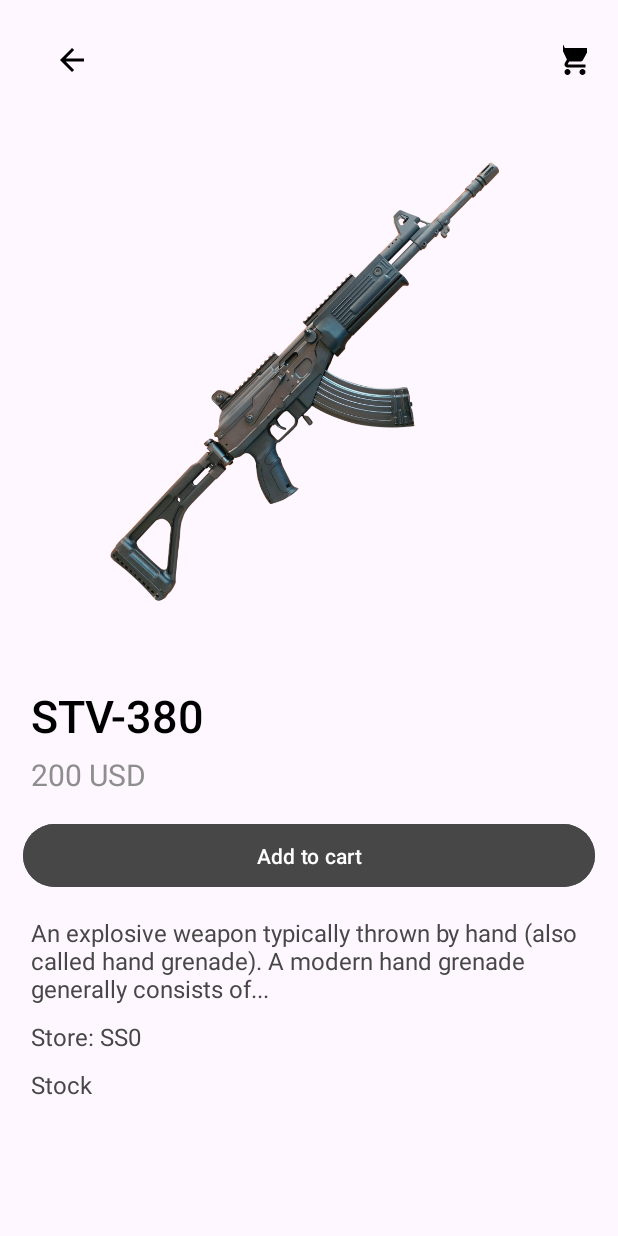
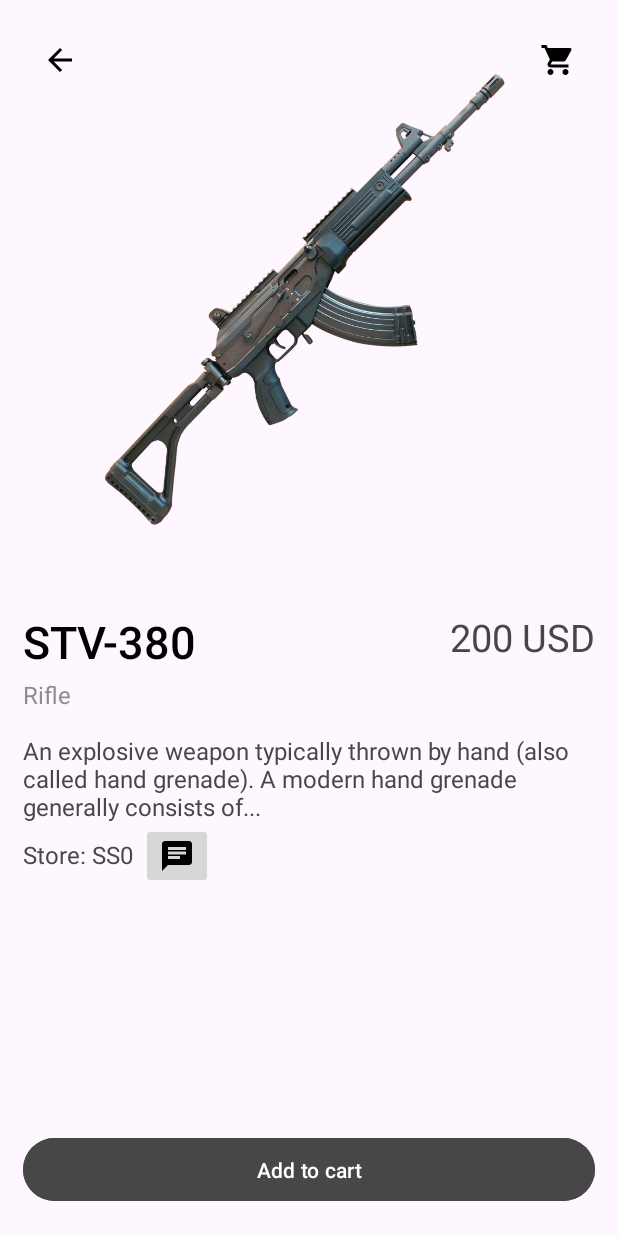
Before and after one commit to Henrily041103/prm_proj_su24, an Android app: the DetailActivity screen opened directly, with no data from a screen before it, on a phone screen of 412 x 824 dp. Run offline under Robolectric (Android 15) with nearby library versions, the phone set to English and light mode, and no system bars; our stand-ins replace Firebase (no records; nobody signed in at launch, a user with empty details on screens opened directly); pictures from the network do not load; 7 statements that could not run were skipped.

Commit message:
minor updates

```diff
--- a/app/src/main/java/com/jingyuan/capstone/Adapter/ChatMessageAdapter.java
+++ b/app/src/main/java/com/jingyuan/capstone/Adapter/ChatMessageAdapter.java
@@ -33,7 +33,6 @@ public class ChatMessageAdapter extends FirestoreRecyclerAdapter<ChatMessageFDTO
         return new ChatMessageAdapter.MyViewHolder(view);
     }
 
-
     @Override
     protected void onBindViewHolder(@NonNull MyViewHolder holder, int position, @NonNull ChatMessageFDTO messageDTO) {
         String message = messageDTO.getMessage();
--- a/app/src/main/java/com/jingyuan/capstone/Controller/ChatActivity.java
+++ b/app/src/main/java/com/jingyuan/capstone/Controller/ChatActivity.java
@@ -1,22 +1,18 @@
 package com.jingyuan.capstone.Controller;
 
 
+import android.content.Intent;
 import android.os.Bundle;
 import android.widget.EditText;
 import android.widget.ImageButton;
 
-import androidx.annotation.NonNull;
 import androidx.appcompat.app.AppCompatActivity;
 import androidx.recyclerview.widget.LinearLayoutManager;
 import androidx.recyclerview.widget.RecyclerView;
 
-import com.firebase.ui.firestore.FirestoreRecyclerAdapter;
 import com.firebase.ui.firestore.FirestoreRecyclerOptions;
-import com.google.android.gms.tasks.OnCompleteListener;
-import com.google.android.gms.tasks.Task;
 import com.google.firebase.Timestamp;
 import com.google.firebase.auth.FirebaseAuth;
-import com.google.firebase.firestore.CollectionReference;
 import com.google.firebase.firestore.DocumentSnapshot;
 import com.google.firebase.firestore.FirebaseFirestore;
 import com.google.firebase.firestore.Query;
@@ -28,14 +24,13 @@ import com.jingyuan.capstone.Utility.FirestoreUtilities;
 
 public class ChatActivity extends AppCompatActivity {
     ImageButton backBtn, sendBtn;
-    String shopDoc;
     RecyclerView chatSection;
     EditText messageInput;
     FirebaseFirestore firestore = FirebaseFirestore.getInstance();
     FirebaseAuth mAuth = FirebaseAuth.getInstance();
     FirestoreUtilities utilities = new FirestoreUtilities();
     ChatRoomFDTO chatroom = new ChatRoomFDTO();
-    String chatroomDoc;
+    String shopDoc, chatroomDoc, uid;
     ChatMessageAdapter adapter;
 
     @Override
@@ -54,9 +49,10 @@ public class ChatActivity extends AppCompatActivity {
             String message = messageInput.getText().toString().trim();
             sendMessage(message);
         });
-//        Intent i = getIntent();
-//        shopDoc = i.getStringExtra("shopDoc");
-        chatroomDoc = "shopDoc" + "a";
+        uid = mAuth.getUid();
+        Intent i = getIntent();
+        shopDoc = i.getStringExtra("shopDoc");
+        chatroomDoc = shopDoc + uid;
         setUpChatroom();
     }
 
@@ -69,9 +65,9 @@ public class ChatActivity extends AppCompatActivity {
                     chatroom = snap.toObject(ChatRoomFDTO.class);
                     chatroomDoc = snap.getId();
                 } else {
-                    chatroomDoc = "shopDoc" + "a";
-                    chatroom.setUserDoc("a");
-                    chatroom.setShopDoc("shopDoc");
+                    chatroomDoc = shopDoc + uid;
+                    chatroom.setUserDoc(uid);
+                    chatroom.setShopDoc(shopDoc);
                     chatroom.setTimeCreated(Timestamp.now());
                     utilities.getChatRoomRef(chatroomDoc).set(chatroom);
                 }
@@ -98,7 +94,7 @@ public class ChatActivity extends AppCompatActivity {
     }
 
     public void sendMessage(String message) {
-        ChatMessageFDTO messageFDTO = new ChatMessageFDTO("a", message, Timestamp.now());
+        ChatMessageFDTO messageFDTO = new ChatMessageFDTO(uid, message, Timestamp.now());
         firestore.collection("Chatroom").document(chatroomDoc).collection("Chat")
                 .add(messageFDTO).addOnCompleteListener(task -> {
                     messageInput.setText("");
--- a/app/src/main/java/com/jingyuan/capstone/Controller/DetailActivity.java
+++ b/app/src/main/java/com/jingyuan/capstone/Controller/DetailActivity.java
@@ -40,11 +40,12 @@ public class DetailActivity extends AppCompatActivity {
     FirebaseFirestore db = FirebaseFirestore.getInstance();
     SharedPreferences sf;
     ProductFDTO productFDTO;
-    TextView label, price, des, stock, store, cart_notice;
+    TextView label, price, des, store, cart_notice;
     ImageView thumbnail;
-    ImageButton backBtn, cartBtn;
+    ImageButton backBtn, cartBtn, contactBtn;
     Button addToCartBtn;
     String docData, phoneNumber;
+    StoreFDTO storeFDTO;
 
     @Override
     protected void onCreate(Bundle savedInstanceState) {
@@ -56,11 +57,11 @@ public class DetailActivity extends AppCompatActivity {
         label = findViewById(R.id.label);
         price = findViewById(R.id.price);
         des = findViewById(R.id.des);
-        stock = findViewById(R.id.stock);
         store = findViewById(R.id.store);
         backBtn = findViewById(R.id.back);
         thumbnail = findViewById(R.id.thumbnail);
         addToCartBtn = findViewById(R.id.add_to_cart_btn);
+        contactBtn = findViewById(R.id.contact_btn);
         cartBtn = findViewById(R.id.cart);
         cart_notice = findViewById(R.id.cart_notice);
         Intent i = getIntent();
@@ -81,10 +82,9 @@ public class DetailActivity extends AppCompatActivity {
                     assert productFDTO != null;
                     label.setText(productFDTO.getName());
                     price.setText(productFDTO.getPrice() + " USD");
-                    stock.setText("Stock available: " + productFDTO.getStock());
                     des.setText(productFDTO.getDescription());
                     Glide.with(DetailActivity.this).load(productFDTO.getThumbnail()).into(thumbnail);
-                    StoreFDTO storeFDTO = productFDTO.getStore();
+                    storeFDTO = productFDTO.getStore();
                     phoneNumber = storeFDTO.getPhone();
                     store.setText("Store: " + storeFDTO.getName());
                 }
@@ -104,6 +104,12 @@ public class DetailActivity extends AppCompatActivity {
             Intent i = new Intent(DetailActivity.this, CartActivity.class);
             startActivity(i);
             finish();
+        });
+
+        contactBtn.setOnClickListener(v -> {
+            Intent i = new Intent(DetailActivity.this, ChatActivity.class);
+            i.putExtra("shopDoc", productFDTO.getStore().getDoc());
+            startActivity(i);
         });
     }
 
--- a/app/src/main/java/com/jingyuan/capstone/Controller/LoginActivity.java
+++ b/app/src/main/java/com/jingyuan/capstone/Controller/LoginActivity.java
@@ -25,11 +25,13 @@ import com.google.firebase.firestore.QuerySnapshot;
 import com.google.firebase.firestore.auth.User;
 import com.jingyuan.capstone.DTO.Firebase.UserDTO;
 import com.jingyuan.capstone.R;
+import com.jingyuan.capstone.Utility.FirestoreUtilities;
 
 public class LoginActivity extends AppCompatActivity {
     private final FirebaseAuth mAuth = FirebaseAuth.getInstance();
-    public EditText usernameInputField;
-    public EditText passwordInputField;
+    EditText usernameInputField;
+    EditText passwordInputField;
+    FirestoreUtilities util = new FirestoreUtilities();
 
     @Override
     protected void onCreate(Bundle savedInstanceState) {
@@ -46,10 +48,7 @@ public class LoginActivity extends AppCompatActivity {
     @Override
     public void onStart() {
         super.onStart();
-//        testUpdateUI();
-        Intent i = new Intent(getApplicationContext(), ChatActivity.class);
-        startActivity(i);
-        finish();
+        //testUpdateUI();
     }
 
     public void onSignUpBtnClick(View v) {
@@ -86,9 +85,7 @@ public class LoginActivity extends AppCompatActivity {
 
     private void createAccount(String email, String password) {
         mAuth.createUserWithEmailAndPassword(email, password)
-                .addOnCompleteListener(this, new OnCompleteListener<AuthResult>() {
-                    @Override
-                    public void onComplete(@NonNull Task<AuthResult> task) {
+                .addOnCompleteListener(this, task -> {
                     if (task.isSuccessful()) {
                         Toast.makeText(LoginActivity.this, "Account created successfully.",
                                 Toast.LENGTH_SHORT).show();
@@ -98,7 +95,6 @@ public class LoginActivity extends AppCompatActivity {
                     } else {
                         Toast.makeText(LoginActivity.this, "Authentication failed.",
                                 Toast.LENGTH_SHORT).show();
-                        }
                     }
                 });
     }
@@ -120,23 +116,20 @@ public class LoginActivity extends AppCompatActivity {
     }
 
     private void updateUI(FirebaseUser user) {
-        Intent i = new Intent(getApplicationContext(), HomeActivity.class);
         String uid = user.getUid();
-        FirebaseFirestore db = FirebaseFirestore.getInstance();
-        DocumentReference docRef = db.collection("User").document(uid);
+        DocumentReference docRef = util.getUserRef(uid);
         docRef.get().addOnCompleteListener(task -> {
             if (task.isSuccessful()) {
                 DocumentSnapshot snap = task.getResult();
                 UserDTO userDTO = snap.toObject(UserDTO.class);
                 assert userDTO != null;
-
                 SharedPreferences sf = getSharedPreferences("my_prefs", Context.MODE_PRIVATE);
                 SharedPreferences.Editor editor = sf.edit();
                 editor.putString("username", userDTO.getUsername());
                 editor.putString("email", userDTO.getEmail());
                 editor.putString("pfp", userDTO.getPfp());
                 editor.apply();
-
+                Intent i = new Intent(getApplicationContext(), HomeActivity.class);
                 startActivity(i);
                 finish();
             }
--- a/app/src/main/java/com/jingyuan/capstone/Utility/FirestoreUtilities.java
+++ b/app/src/main/java/com/jingyuan/capstone/Utility/FirestoreUtilities.java
@@ -14,6 +14,10 @@ public class FirestoreUtilities {
         return firestore.collection("Chatroom").document(chatroomDoc);
     }
 
+    public DocumentReference getUserRef(String userDoc) {
+        return firestore.collection("User").document(userDoc);
+    }
+
     public CollectionReference getMessagesCollection(String chatroomDoc) {
         return getChatRoomRef(chatroomDoc).collection("Chat");
     }
--- a/app/src/main/res/layout/activity_detail.xml
+++ b/app/src/main/res/layout/activity_detail.xml
@@ -1,40 +1,25 @@
 <?xml version="1.0" encoding="utf-8"?>
-<androidx.constraintlayout.widget.ConstraintLayout xmlns:android="http://schemas.android.com/apk/res/android"
+<RelativeLayout xmlns:android="http://schemas.android.com/apk/res/android"
     xmlns:app="http://schemas.android.com/apk/res-auto"
     xmlns:tools="http://schemas.android.com/tools"
     android:id="@+id/main"
     android:layout_width="match_parent"
-    android:layout_height="match_parent">
-
-    <LinearLayout
-        android:layout_width="match_parent"
     android:layout_height="match_parent"
-        android:orientation="vertical"
-        android:paddingHorizontal="15dp"
-        android:background="@android:color/transparent">
-
-        <LinearLayout
-            android:layout_width="match_parent"
-            android:layout_height="60dp"
-            android:paddingHorizontal="5dp"
     android:background="@android:color/transparent"
-            android:layout_marginTop="10dp">
+    android:padding="10dp">
 
     <ImageButton
         android:id="@+id/back"
         style="@style/bar_component"
         android:contentDescription="@string/back"
-                android:layout_marginStart="15dp"
-                android:src="@drawable/arrow_back"/>
+        android:src="@drawable/arrow_back" />
 
     <ImageButton
         android:id="@+id/cart"
         style="@style/bar_component"
+        android:layout_alignParentEnd="true"
         android:contentDescription="@string/menu"
-                android:src="@drawable/cart"
-                android:layout_marginStart="315dp"/>
-
-        </LinearLayout>
+        android:src="@drawable/cart" />
 
     <ImageView
         android:id="@+id/thumbnail"
@@ -47,49 +32,75 @@
     <TextView
         android:id="@+id/label"
         style="@style/detail_text_view"
+        android:layout_below="@+id/thumbnail"
+        android:fontFamily="sans-serif-medium"
         android:text="STV-380"
-            android:textSize="30sp"
         android:textColor="@color/black"
-            android:fontFamily="sans-serif-medium"/>
+        android:textSize="30sp" />
+
     <TextView
         android:id="@+id/price"
+        style="@style/detail_text_view"
+        android:layout_below="@+id/thumbnail"
+        android:layout_alignParentEnd="true"
         android:text="200 USD"
-            android:textColor="#8E8E8E"
-            android:textSize="20sp"
-            style="@style/detail_text_view"/>
+        android:textSize="25sp" />
+
+    <TextView
+        android:id="@+id/category"
+        style="@style/detail_text_view"
+        android:layout_below="@+id/price"
+        android:layout_marginTop="10dp"
+        android:text="Rifle"
+        android:textColor="#8E8E8E" />
+
+    <TextView
+        android:id="@+id/des"
+        style="@style/detail_text_view"
+        android:layout_below="@+id/category"
+        android:layout_marginTop="15dp"
+        android:text="@string/des" />
+
+    <TextView
+        android:id="@+id/store"
+        style="@style/detail_text_view"
+        android:layout_below="@+id/des"
+        android:layout_marginTop="10dp"
+        android:text="Store: SS0" />
+
+    <ImageButton
+        android:layout_toEndOf="@+id/store"
+        android:id="@+id/contact_btn"
+        android:layout_width="wrap_content"
+        android:layout_height="wrap_content"
+        android:layout_below="@+id/des"
+        android:src="@drawable/chat_icon"
+        tools:ignore="ContentDescription" />
+
+    <RelativeLayout
+        android:id="@+id/bottom_layout"
+        android:layout_width="match_parent"
+        android:layout_height="80dp"
+        android:layout_alignParentBottom="true"
+        android:padding="5dp">
 
         <Button
             android:id="@+id/add_to_cart_btn"
-            android:text="@string/add_to_cart"
-            android:layout_marginTop="15dp"
             android:layout_width="match_parent"
             android:layout_height="50dp"
-            android:backgroundTint="@color/dark_gray"/>
+            android:layout_marginTop="15dp"
+            android:backgroundTint="@color/dark_gray"
+            android:text="@string/add_to_cart" />
 
         <TextView
             android:id="@+id/cart_notice"
+            style="@style/detail_text_view"
+            android:layout_marginTop="15dp"
             android:text="Added to cart"
             android:textAlignment="center"
-            android:layout_marginTop="15dp"
             android:textSize="20sp"
-            android:visibility="gone"
-            style="@style/detail_text_view"/>
+            android:visibility="gone" />
 
-        <TextView
-            android:id="@+id/des"
-            android:text="@string/des"
-            android:layout_marginTop="15dp"
-            style="@style/detail_text_view"/>
-        <TextView
-            android:id="@+id/store"
-            android:text="Store: SS0"
-            android:layout_marginTop="10dp"
-            style="@style/detail_text_view"/>
-        <TextView
-            android:id="@+id/stock"
-            android:text="Stock"
-            android:layout_marginTop="10dp"
-            style="@style/detail_text_view"/>
-    </LinearLayout>
+    </RelativeLayout>
 
-</androidx.constraintlayout.widget.ConstraintLayout>
+</RelativeLayout>
--- a/app/src/main/res/values/strings.xml
+++ b/app/src/main/res/values/strings.xml
@@ -52,4 +52,5 @@
     <string name="my_cart">My Cart</string>
     <string name="the_cart_is_empty">The cart is empty :(</string>
     <string name="chat">Chat</string>
+    <string name="contact">Contact</string>
 </resources>
--- a/app/src/main/res/values/styles.xml
+++ b/app/src/main/res/values/styles.xml
@@ -8,12 +8,12 @@
         <item name="android:layout_height">42dp</item>
     </style>
     <style name="bar_component">
-        <item name="android:layout_height">match_parent</item>
-        <item name="android:layout_width">wrap_content</item>
+        <item name="android:layout_height">60dp</item>
+        <item name="android:layout_width">60dp</item>
         <item name="android:background">@android:color/transparent</item>
     </style>
     <style name="detail_text_view">
-        <item name="android:layout_width">match_parent</item>
+        <item name="android:layout_width">wrap_content</item>
         <item name="android:layout_height">wrap_content</item>
         <item name="android:layout_marginTop">5dp</item>
         <item name="android:layout_marginHorizontal">5dp</item>
```
Lines whose indentation alone changed are shown as unchanged.
